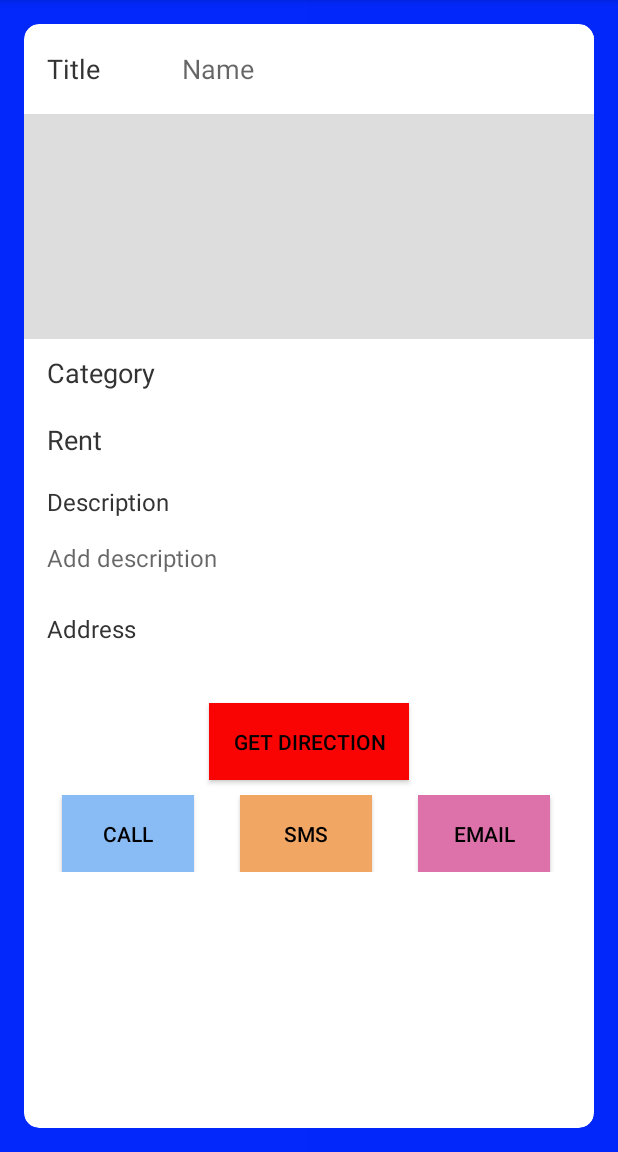
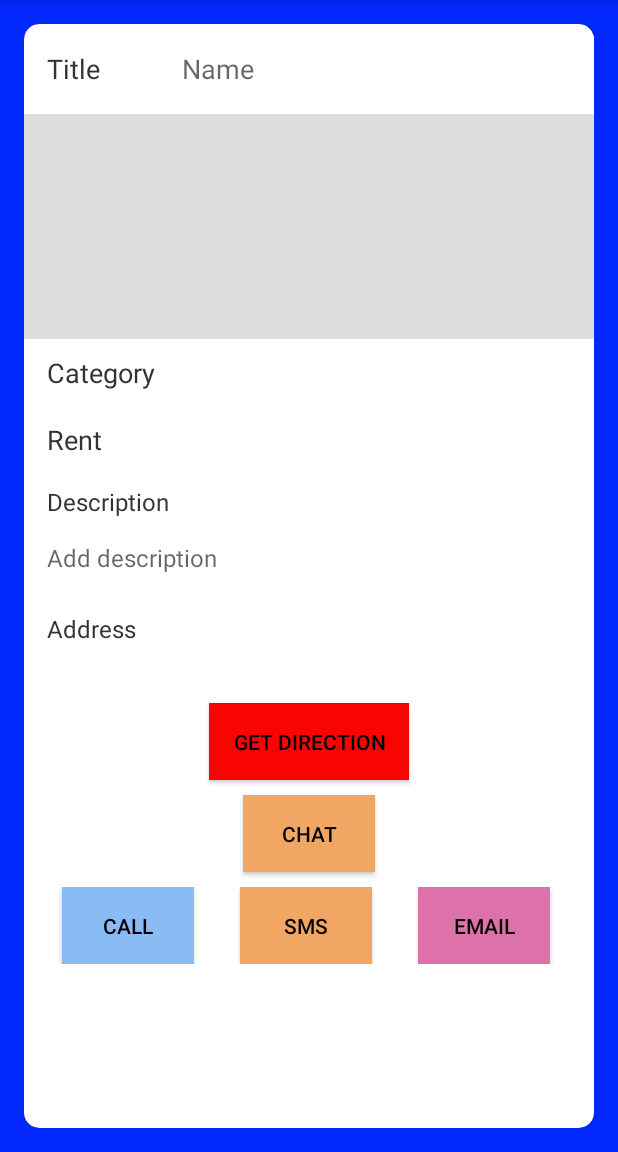
Before and after one commit to Manisha-Bathula/InternationalStudentHelper, an Android app: the ExploreDetailsActivity screen opened directly, with no data from a screen before it, on a phone screen of 412 x 824 dp, the part 84-1236 px from its top. Run offline under Robolectric (Android 15) with nearby library versions, the light colour scheme and no system bars; our stand-ins replace Firebase (no records; nobody signed in at launch, a user with empty details on screens opened directly); network calls fail; pictures from the network do not load; Roboto replaces fonts that are not available here; 9 statements that could not run were skipped.

Commit message:
Chat screen error fixed

```diff
--- a/app/src/main/java/com/gbcish/ExploreDetailsActivity.java
+++ b/app/src/main/java/com/gbcish/ExploreDetailsActivity.java
@@ -52,7 +52,7 @@ public class ExploreDetailsActivity extends AppCompatActivity {
     ViewPager mViewPager;
     ViewPagerAdapter viewPagerAdapter;
     ArrayList<PostImages> images;
-    Button bt_get_direction,bt_sms_seller;
+    Button bt_get_direction,bt_sms_seller,bt_chat_seller;
     private static final int REQUEST_CALL = 1;
     FirebaseFirestore db;
     PostModel postModel;
@@ -76,10 +76,18 @@ public class ExploreDetailsActivity extends AppCompatActivity {
 
         bt_get_direction=findViewById(R.id.bt_get_direction);
         bt_sms_seller=findViewById(R.id.bt_sms_seller);
+        bt_chat_seller=findViewById(R.id.bt_chat_seller);
+        bt_chat_seller.setOnClickListener(new View.OnClickListener() {
+            @Override
+            public void onClick(View view) {
+                startActivity(new Intent(getApplicationContext(),ChatBoxActivity.class));
+            }
+        });
+
         bt_sms_seller.setOnClickListener(new View.OnClickListener() {
             @Override
             public void onClick(View view) {
-                startActivity(new Intent(getApplicationContext(),ChatBoxActivity.class).putExtra("sellername",username));
+
             }
         });
         bt_get_direction.setOnClickListener(new View.OnClickListener() {
--- a/app/src/main/res/layout/activity_explore_details.xml
+++ b/app/src/main/res/layout/activity_explore_details.xml
@@ -191,6 +191,15 @@
                 android:id="@+id/bt_get_direction">
             </Button>
 
+            <Button
+                android:id="@+id/bt_chat_seller"
+                android:layout_width="wrap_content"
+                android:layout_height="wrap_content"
+                android:padding="16dp"
+                android:layout_marginTop="10dp"                android:layout_gravity="center"
+                android:background="#F1A664"
+                android:onClick="smsseller"
+                android:text="Chat"></Button>
             <LinearLayout
                 android:layout_width="match_parent"
                 android:layout_height="wrap_content"
```
